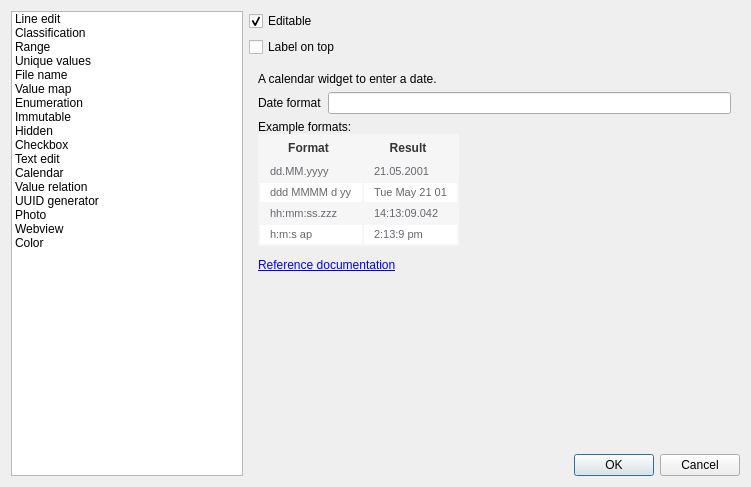
This is src/ui/qgsattributetypeedit.ui in qgis/QGIS as Qt 5 draws it before an edit. The edited form follows.
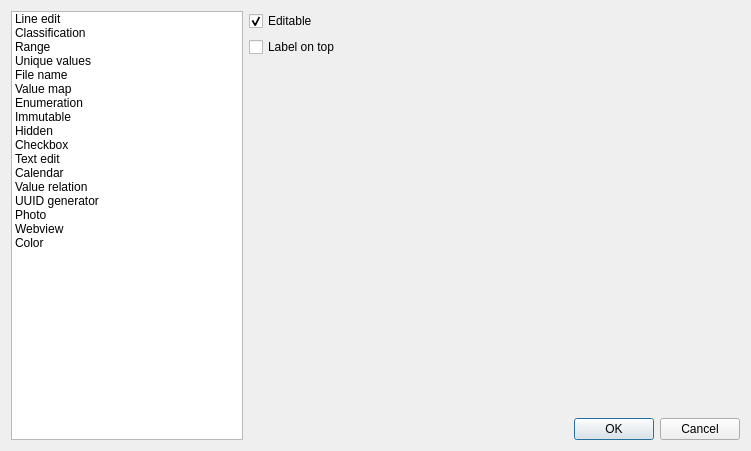
This is the edited form. The open tabs and pages were chosen to show the change.

Commit message: Modularize editor widgets

What changed in the file:
```diff
--- a/src/ui/qgsattributetypeedit.ui
+++ b/src/ui/qgsattributetypeedit.ui
@@ -7,7 +7,7 @@
     <x>0</x>
     <y>0</y>
     <width>751</width>
-    <height>487</height>
+    <height>451</height>
    </rect>
   </property>
   <property name="windowTitle">
@@ -878,6 +878,9 @@
        </item>
       </layout>
      </widget>
+     <widget class="QWidget" name="pageEditorWidget">
+      <layout class="QHBoxLayout" name="horizontalLayout"/>
+     </widget>
     </widget>
    </item>
    <item row="0" column="1">
```
Left out of the diff: 20 changed lines with no effect on the pictures. The commit also changes 38 other files.
